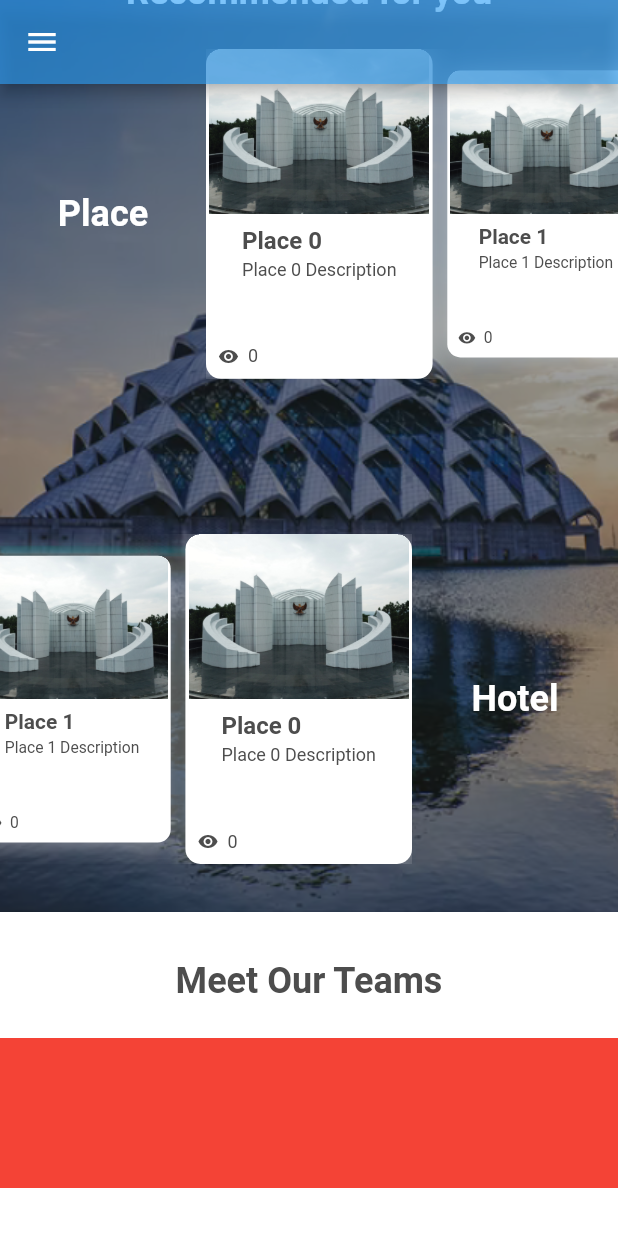
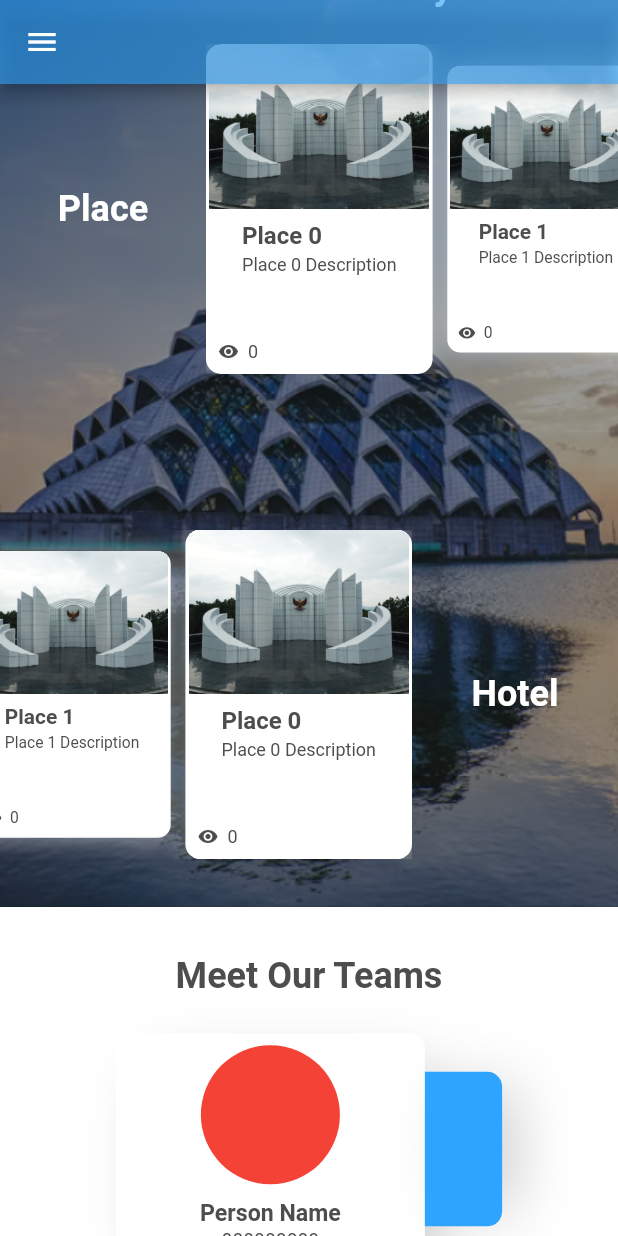
Before and after one commit to Muvazana/ABP_Bandung_Travel_Recommendation_MobileFlutter, a Flutter app: the screen it shows after launch, scrolled down 1152 dp, on a phone screen of 412 x 824 dp. Run offline on Flutter 3.47's test engine with Material 2 defaults, Android fonts, the light colour scheme and no system bars; drawn by our look-alikes of carousel_slider; our stand-ins replace flutter_svg, form_field_validator, sidebarx; missing offline and left inert: dart:ffi.

Commit message:
Update home_screen.dart

```diff
--- a/bandung_travel_recommendation_mobile_flutter/lib/mvvm/menu/view/home_screen.dart
+++ b/bandung_travel_recommendation_mobile_flutter/lib/mvvm/menu/view/home_screen.dart
@@ -112,22 +112,97 @@ class _HomeScreenState extends State<HomeScreen> {
           delegate: SliverChildListDelegate([
             _buildDiscoverPage(size),
             _buildRecomPage(size),
-            Container(
+            _buildTeamsPage(size),
+          ]),
+        ),
+      ],
+    );
+  }
+
+  Widget _buildTeamsPage(Size size) {
+    var height = size.height + size.height * 1 / 4;
+    return Container(
       color: MyColors.whiteColor,
+      height: height,
       padding: const EdgeInsets.symmetric(vertical: 32),
       child: Column(
         children: <Widget>[
           _addTitleV1("Meet Our Teams", MyColors.semiDarkColor),
           SizedBox(height: 24),
+          _teamsCardItem(size),
+        ],
+      ),
+    );
+  }
+
+  Widget _teamsCardItem(Size size) {
+    var width = size.width / 2;
+    var height = width - width / 4;
+
+    mText(text, {isSubText = false}) => Text(
+          text,
+          maxLines: 1,
+          textAlign: TextAlign.center,
+          style: TextStyle(
+            color: MyColors.semiDarkColor,
+            fontSize: (height / 2) / (isSubText ? 6 : 5),
+            fontWeight: isSubText ? FontWeight.normal : FontWeight.bold,
+            overflow: TextOverflow.clip,
+          ),
+        );
+    return Row(
+      mainAxisSize: MainAxisSize.min,
+      children: <Widget>[
         Container(
-                    width: size.width,
-                    height: 100,
-                    color: Colors.red,
+          width: width,
+          height: height,
+          clipBehavior: Clip.hardEdge,
+          padding: const EdgeInsets.all(8),
+          decoration: BoxDecoration(
+            color: MyColors.whiteColor,
+            borderRadius: BorderRadius.circular(10),
+            boxShadow: [
+              BoxShadow(
+                color: Colors.black.withOpacity(0.25),
+                offset: Offset(15, 15),
+                blurRadius: 35,
+                spreadRadius: -10,
               ),
             ],
           ),
+          child: Column(
+            // mainAxisAlignment: MainAxisAlignment.spaceBetween,
+            children: <Widget>[
+              CircleAvatar(
+                backgroundColor: Colors.red,
+                radius: (height / 2) * 1.8 / 3,
               ),
-          ]),
+              Spacer(flex: 4),
+              mText("Person Name"),
+              Spacer(flex: 1),
+              mText("000000000", isSubText: true),
+            ],
+          ),
+        ),
+        Container(
+          width: width / 4,
+          height: height * 2 / 3,
+          clipBehavior: Clip.hardEdge,
+          decoration: BoxDecoration(
+            color: MyColors.primaryColor,
+            borderRadius: BorderRadius.only(
+              topRight: Radius.circular(10),
+              bottomRight: Radius.circular(10),
+            ),
+            boxShadow: [
+              BoxShadow(
+                color: Colors.black.withOpacity(0.25),
+                offset: Offset(15, 0),
+                blurRadius: 35,
+                spreadRadius: -10,
+              ),
+            ],
+          ),
         ),
       ],
     );
```
Lines whose indentation alone changed are shown as unchanged.
